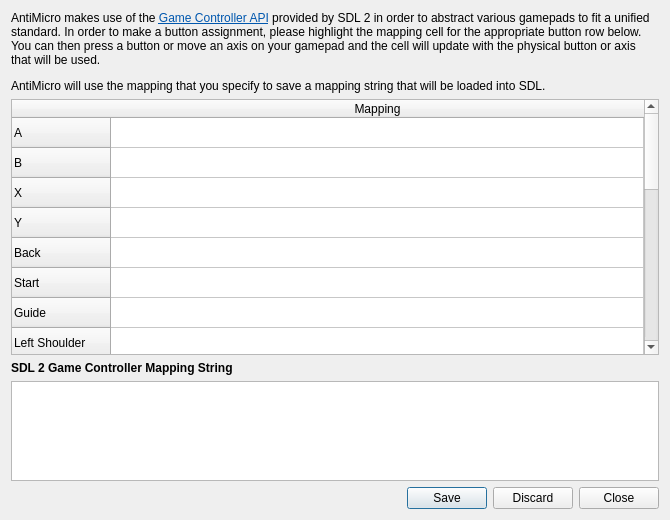
Above: src/gamecontrollermappingdialog.ui from AntiMicroX/antimicrox before the change. Below: the same form after it.
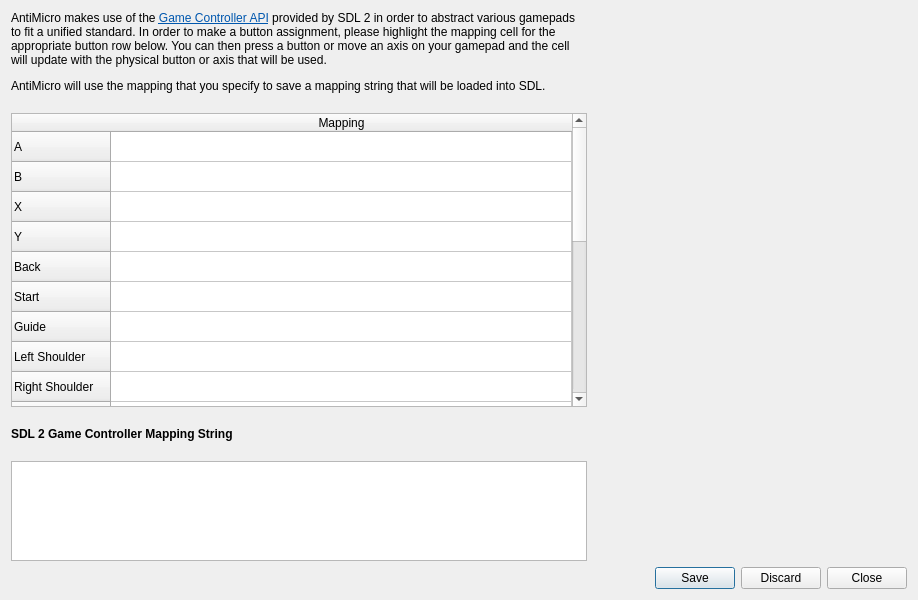
That is the form after the change. Custom widgets are drawn as their Qt base class.

Commit message:
Added a controller display to the Game Controller Mapping dialog window.
A controller image is now displayed in the Game Controller
Mapping dialog window. The individual buttons and axes
corresponding to a Game Controller element will be
highlighted.

The edit to the form file:
```diff
--- a/src/gamecontrollermappingdialog.ui
+++ b/src/gamecontrollermappingdialog.ui
@@ -6,19 +6,26 @@
    <rect>
     <x>0</x>
     <y>0</y>
-    <width>670</width>
-    <height>520</height>
+    <width>918</width>
+    <height>600</height>
    </rect>
   </property>
   <property name="minimumSize">
    <size>
-    <width>400</width>
+    <width>600</width>
     <height>400</height>
    </size>
   </property>
   <property name="windowTitle">
    <string>Game Controller Mapping</string>
   </property>
+  <layout class="QVBoxLayout" name="verticalLayout_2">
+   <item>
+    <layout class="QHBoxLayout" name="horizontalLayout">
+     <property name="spacing">
+      <number>20</number>
+     </property>
+     <item>
   <layout class="QVBoxLayout" name="verticalLayout">
    <item>
     <widget class="QLabel" name="label">
@@ -272,6 +279,20 @@
      </property>
     </widget>
    </item>
+      </layout>
+     </item>
+     <item>
+      <widget class="GameControllerExample" name="gameControllerDisplayWidget" native="true">
+       <property name="minimumSize">
+        <size>
+         <width>300</width>
+         <height>200</height>
+        </size>
+       </property>
+      </widget>
+     </item>
+    </layout>
+   </item>
    <item>
     <widget class="QDialogButtonBox" name="buttonBox">
      <property name="orientation">
@@ -284,6 +305,14 @@
    </item>
   </layout>
  </widget>
+ <customwidgets>
+  <customwidget>
+   <class>GameControllerExample</class>
+   <extends>QWidget</extends>
+   <header>gamecontrollerexample.h</header>
+   <container>1</container>
+  </customwidget>
+ </customwidgets>
  <resources/>
  <connections>
   <connection>
```
Lines whose indentation alone changed are shown as unchanged. The commit also changes 9 other files.
